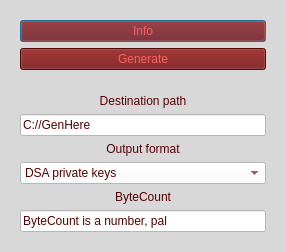
The window that src/gui/generated/ui/ui_GenerateWindow.ui (matusjokay/paranoYa) describes before a commit, drawn with Qt 5.
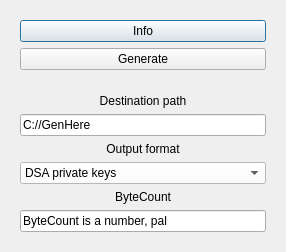
The same window after the commit.

Commit message: color-adjustments

```diff
--- a/src/gui/generated/ui/ui_GenerateWindow.ui
+++ b/src/gui/generated/ui/ui_GenerateWindow.ui
@@ -13,18 +13,12 @@
   <property name="windowTitle">
    <string>Generate</string>
   </property>
-  <property name="styleSheet">
-   <string notr="true">background-color:#D8D8D8</string>
-  </property>
   <layout class="QVBoxLayout" name="verticalLayout_3">
    <item>
     <widget class="QWidget" name="ButtonBox" native="true">
      <layout class="QVBoxLayout" name="verticalLayout">
       <item>
        <widget class="QPushButton" name="GenInfobtn">
-        <property name="styleSheet">
-         <string notr="true">background-color:#720E0E;color:#F86262</string>
-        </property>
         <property name="text">
          <string>Info</string>
         </property>
@@ -32,9 +26,6 @@
       </item>
       <item>
        <widget class="QPushButton" name="GenGeneratebtn">
-        <property name="styleSheet">
-         <string notr="true">background-color:#720E0E;color:#F86262</string>
-        </property>
         <property name="text">
          <string>Generate</string>
         </property>
@@ -48,9 +39,6 @@
      <layout class="QVBoxLayout" name="verticalLayout_2">
       <item>
        <widget class="QLabel" name="GenParam1lbl">
-        <property name="styleSheet">
-         <string notr="true">background-color:#D8D8D8;color:#550202</string>
-        </property>
         <property name="text">
          <string>Destination path</string>
         </property>
@@ -61,9 +49,6 @@
       </item>
       <item>
        <widget class="QLineEdit" name="GenInput1">
-        <property name="styleSheet">
-         <string notr="true">background-color:#FFFFFF;color:#550202</string>
-        </property>
         <property name="text">
          <string>C://GenHere</string>
         </property>
@@ -71,9 +56,6 @@
       </item>
       <item>
        <widget class="QLabel" name="GenParam2lbl">
-        <property name="styleSheet">
-         <string notr="true">background-color:#D8D8D8;color:#550202</string>
-        </property>
         <property name="text">
          <string>Output format</string>
         </property>
@@ -85,7 +67,7 @@
       <item>
        <widget class="QComboBox" name="OutputFormatcBox">
         <property name="styleSheet">
-         <string notr="true">background-color:white;color:#550202</string>
+         <string notr="true">background-color:white</string>
         </property>
         <item>
          <property name="text">
@@ -116,9 +98,6 @@
       </item>
       <item>
        <widget class="QLabel" name="GenParam3lbl">
-        <property name="styleSheet">
-         <string notr="true">background-color:#D8D8D8;color:#550202</string>
-        </property>
         <property name="text">
          <string>ByteCount</string>
         </property>
@@ -129,9 +108,6 @@
       </item>
       <item>
        <widget class="QLineEdit" name="GenInput3">
-        <property name="styleSheet">
-         <string notr="true">background-color:#FFFFFF;color:#550202</string>
-        </property>
         <property name="text">
          <string>ByteCount is a number, pal</string>
         </property>
```
